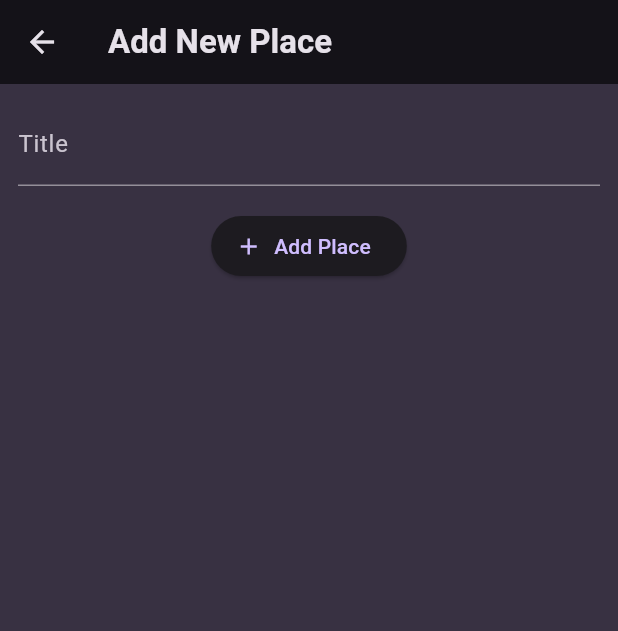
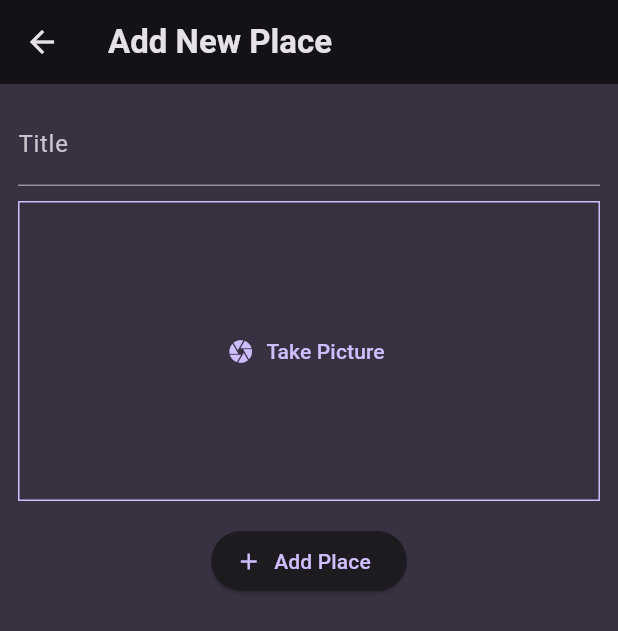
Before and after one commit to Sukhmeetsingh306/camera_app_flutter, a Flutter app: the AddPlaceScreen screen opened directly, on a phone screen of 412 x 824 dp. Shown: the top 631 px of the screen. Run offline on Flutter 3.47's test engine with Material 3 defaults, Android fonts, the phone set to English and light mode, and no system bars; our stand-ins replace flutter_riverpod, google_fonts.

Commit message:
Added the code for the place where the image will take place

```diff
--- a/lib/screen/add_place_screen.dart
+++ b/lib/screen/add_place_screen.dart
@@ -1,3 +1,4 @@
+import 'package:camera_flutter/widgets/image_input_widget.dart';
 import 'package:flutter/material.dart';
 import 'package:flutter_riverpod/flutter_riverpod.dart';
 
@@ -13,11 +14,11 @@ class AddPlaceScreen extends ConsumerStatefulWidget {
 class _AddPlaceScreenState extends ConsumerState<AddPlaceScreen> {
   final _titleController = TextEditingController();
 
-  void savePlace(){
+  void savePlace() {
     final enteredTextTitle = _titleController.text;
 
-    if(enteredTextTitle.isEmpty){
-      return ;
+    if (enteredTextTitle.isEmpty) {
+      return;
     }
 
     ref.read(userPlaceProvider.notifier).addPlaceUserProvider(enteredTextTitle);
@@ -51,6 +52,10 @@ class _AddPlaceScreenState extends ConsumerState<AddPlaceScreen> {
               ),
             ),
             const SizedBox(
+              height: 10,
+            ),
+            const ImageInputWidget(),
+            const SizedBox(
               height: 16,
             ),
             ElevatedButton.icon(
--- /dev/null
+++ b/lib/widgets/image_input_widget.dart
@@ -0,0 +1,32 @@
+import 'package:flutter/material.dart';
+
+class ImageInputWidget extends StatefulWidget {
+  const ImageInputWidget({super.key});
+
+  @override
+  State<ImageInputWidget> createState() => _ImageInputWidgetState();
+}
+
+class _ImageInputWidgetState extends State<ImageInputWidget> {
+  void _takePicture() {}
+
+  @override
+  Widget build(BuildContext context) {
+    return Container(
+      decoration: BoxDecoration(
+        border: Border.all(
+          width: 1,
+          color: Theme.of(context).colorScheme.primary,
+        ),
+      ),
+      height: 200,
+      width: double.infinity,
+      alignment: Alignment.center,
+      child: TextButton.icon(
+        onPressed: _takePicture,
+        icon: const Icon(Icons.camera),
+        label: const Text('Take Picture'),
+      ),
+    );
+  }
+}
```
